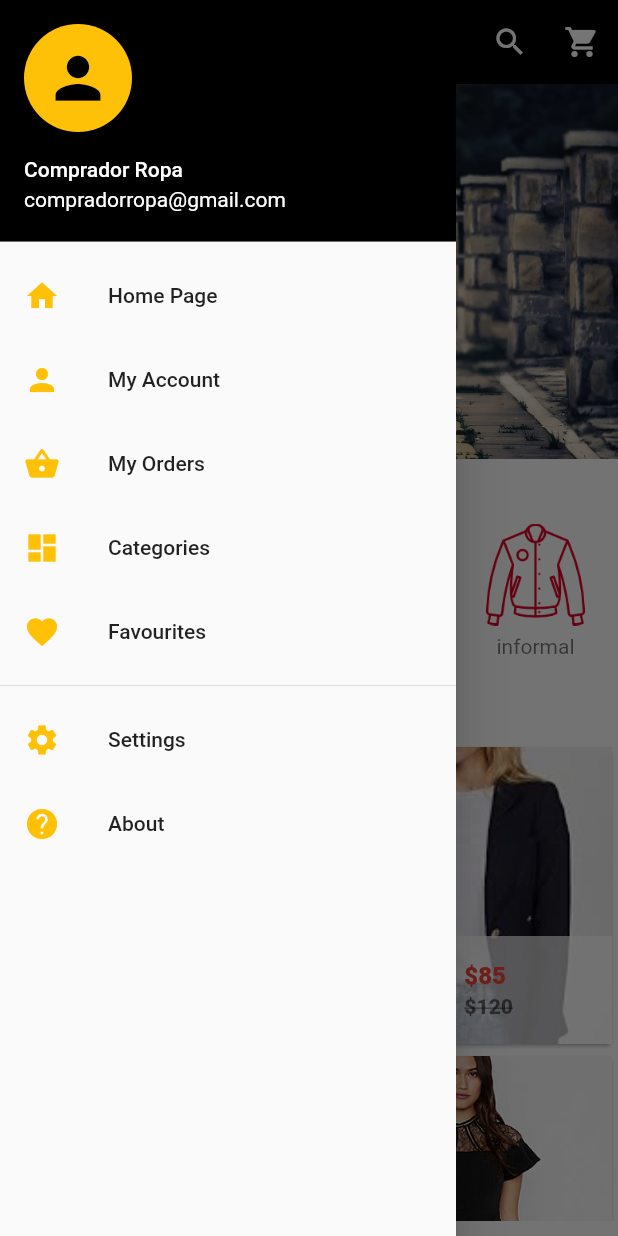
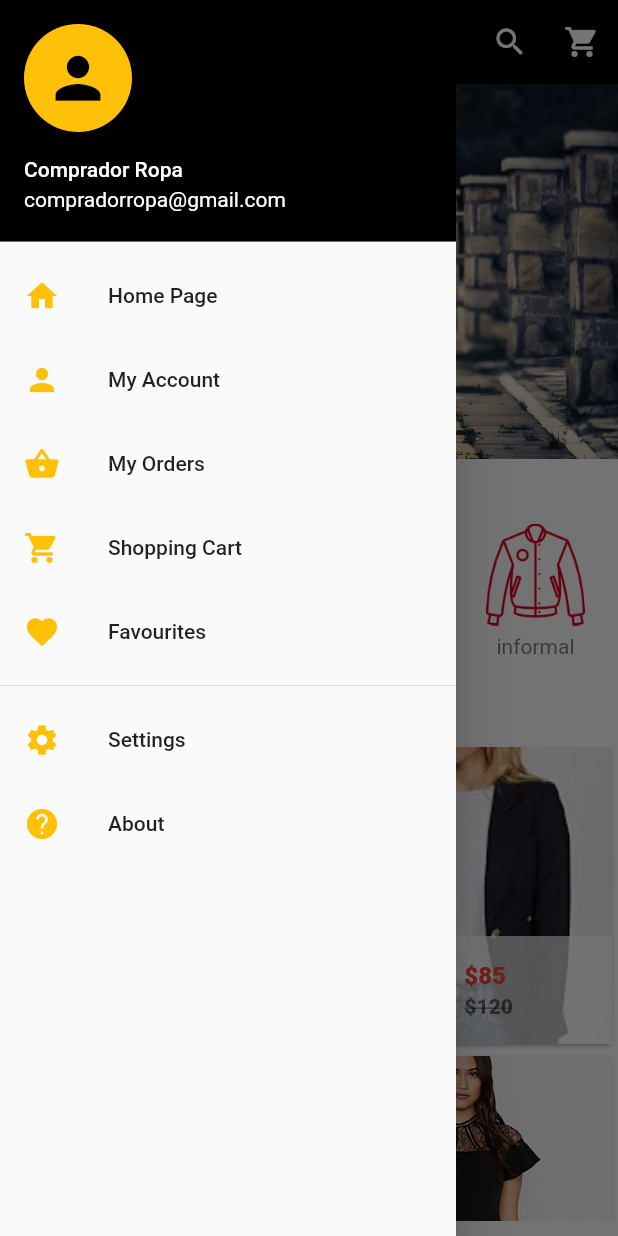
Before and after one commit to vcardona/Flutter_Shop, a Flutter app: the screen it shows after launch, with the side drawer open, on a phone screen of 412 x 824 dp. Run offline on Flutter 3.47's test engine with Material 2 defaults, Android fonts, the phone set to English and light mode, and no system bars; drawn by our look-alikes of carousel_pro.

Commit message:
Modificaciones en la parte final

```diff
--- a/lib/main.dart
+++ b/lib/main.dart
@@ -112,9 +112,9 @@ class _HomepageState extends State<Homepage> {
             InkWell(
               onTap: () {},
               child: ListTile(
-                title: Text('Categories'),
+                title: Text('Shopping Cart'),
                 leading: Icon(
-                  Icons.dashboard,
+                  Icons.shopping_cart,
                   color: Colors.amber,
                 ),
               ),
```
